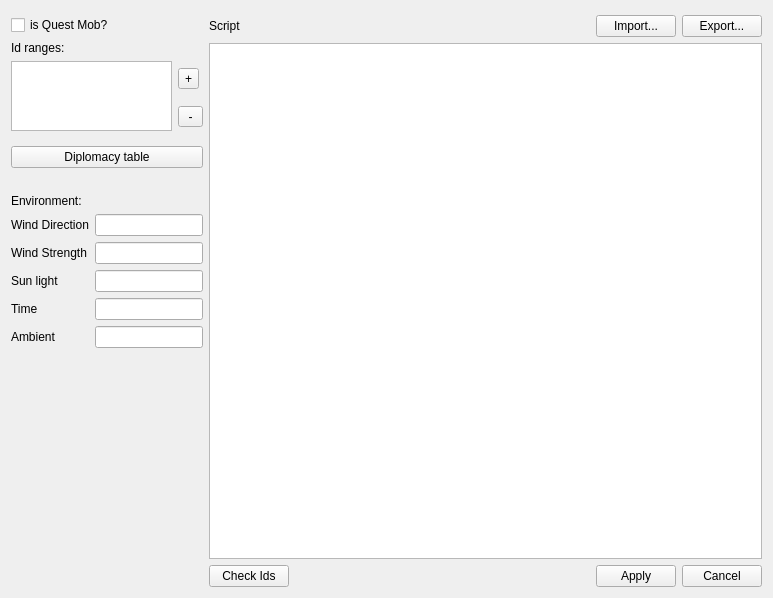
Old version of the form mob_parameters.ui in the repository konstvest/ei_maper.
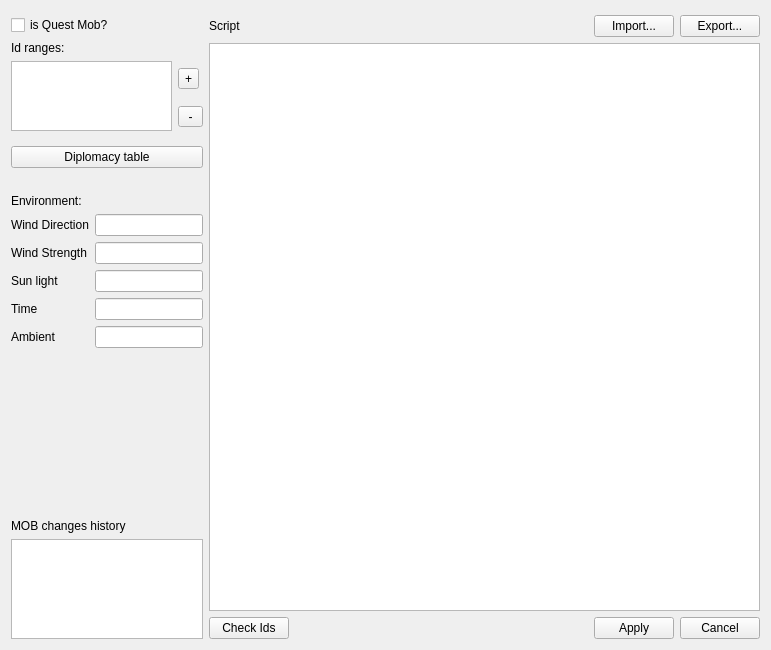
New version of the form.

Commit message: added undo\redo for mob 'quest' changes

```diff
--- a/mob_parameters.ui
+++ b/mob_parameters.ui
@@ -6,8 +6,8 @@
    <rect>
     <x>0</x>
     <y>0</y>
-    <width>773</width>
-    <height>598</height>
+    <width>771</width>
+    <height>650</height>
    </rect>
   </property>
   <property name="windowTitle">
@@ -274,6 +274,23 @@
        </property>
       </spacer>
      </item>
+     <item>
+      <widget class="QLabel" name="historyLabel">
+       <property name="text">
+        <string>MOB changes history</string>
+       </property>
+      </widget>
+     </item>
+     <item>
+      <widget class="QUndoView" name="undoViewMob">
+       <property name="maximumSize">
+        <size>
+         <width>16777215</width>
+         <height>100</height>
+        </size>
+       </property>
+      </widget>
+     </item>
     </layout>
    </item>
    <item>
```
Left out of the diff: 2 changed lines with no effect on the pictures. The commit also changes 8 other files.
